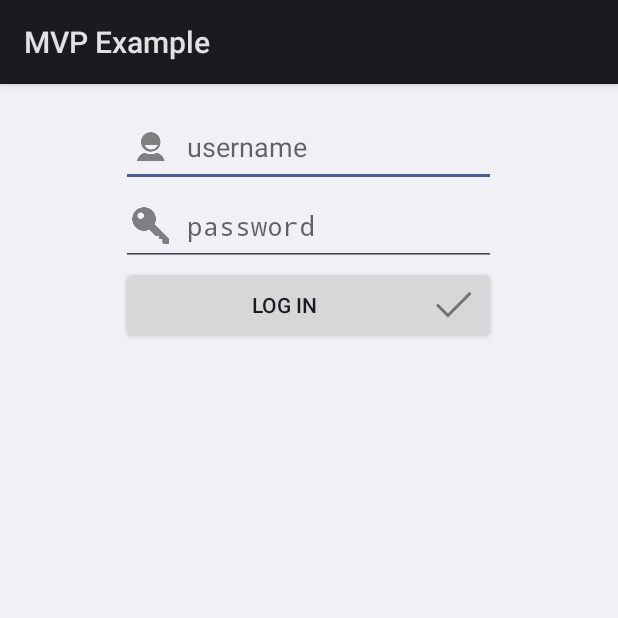
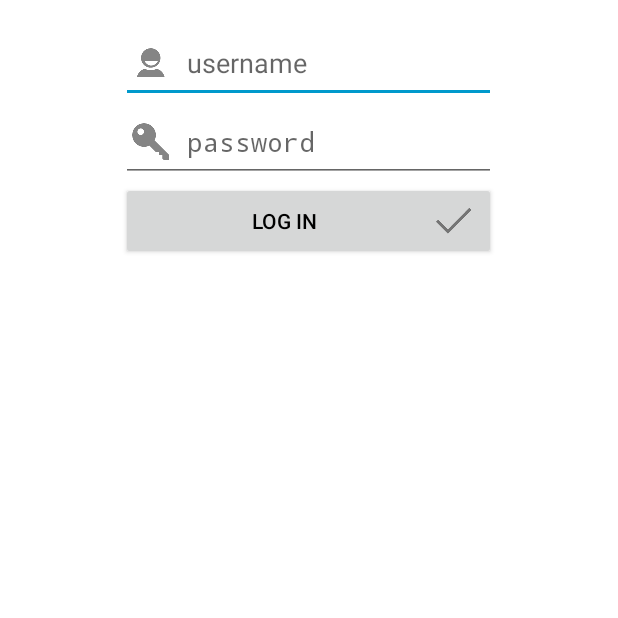
Before and after one commit to pkpio/random-probs, an Android app: the screen it shows after launch (LoginActivity), on a phone screen of 412 x 824 dp, the top half of it. Run offline under Robolectric (Android 15) with nearby library versions, the phone set to English and light mode, and no system bars.

Commit message:
Minor updates to project

```diff
--- /dev/null
+++ b/android-mvp/app/src/main/res/values-v21/styles.xml
@@ -0,0 +1,11 @@
+<?xml version="1.0" encoding="utf-8"?>
+<resources>
+
+    <style name="AppTheme" parent="android:Theme.Material.Light.NoActionBar" >
+        <item name="android:colorPrimary">@color/primary_material_light</item>
+        <item name="android:colorPrimaryDark">@color/primary_material_light</item>
+        <item name="android:colorAccent">@android:color/holo_blue_dark</item>
+        <item name="android:colorBackground">@android:color/background_light</item>
+        <item name="android:textColorPrimary">@android:color/black</item>
+    </style>
+</resources>
--- /dev/null
+++ b/android-mvp/app/src/main/res/values/colors.xml
@@ -0,0 +1,6 @@
+<?xml version="1.0" encoding="utf-8"?>
+<resources>
+    <color name="primary_material_light">#e91e63</color>
+    <color name="accent_material_light">#ff3d00</color>
+    <color name="primary_text_dark">#ff3d00</color>
+</resources>
--- a/android-mvp/app/src/main/res/values/styles.xml
+++ b/android-mvp/app/src/main/res/values/styles.xml
@@ -1,3 +1,6 @@
 <resources>
-    <style name="AppTheme" parent="android:Theme.DeviceDefault.Light.DarkActionBar"/>
+    <style name="AppTheme" parent="android:Theme.DeviceDefault.Light.DarkActionBar">
+        <item name="android:colorBackground">@android:color/primary_text_dark</item>
+        <item name="android:textColorPrimary">@android:color/primary_text_dark</item>
+    </style>
 </resources>
--- a/android-mvp/build.gradle
+++ b/android-mvp/build.gradle
@@ -5,7 +5,7 @@ buildscript {
         mavenCentral()
     }
     dependencies {
-        classpath 'com.android.tools.build:gradle:1.5.0'
+        classpath 'com.android.tools.build:gradle:2.1.0'
     }
 }
 
```
Also changed, not shown: android-mvp/gradle/wrapper/gradle-wrapper.properties.
